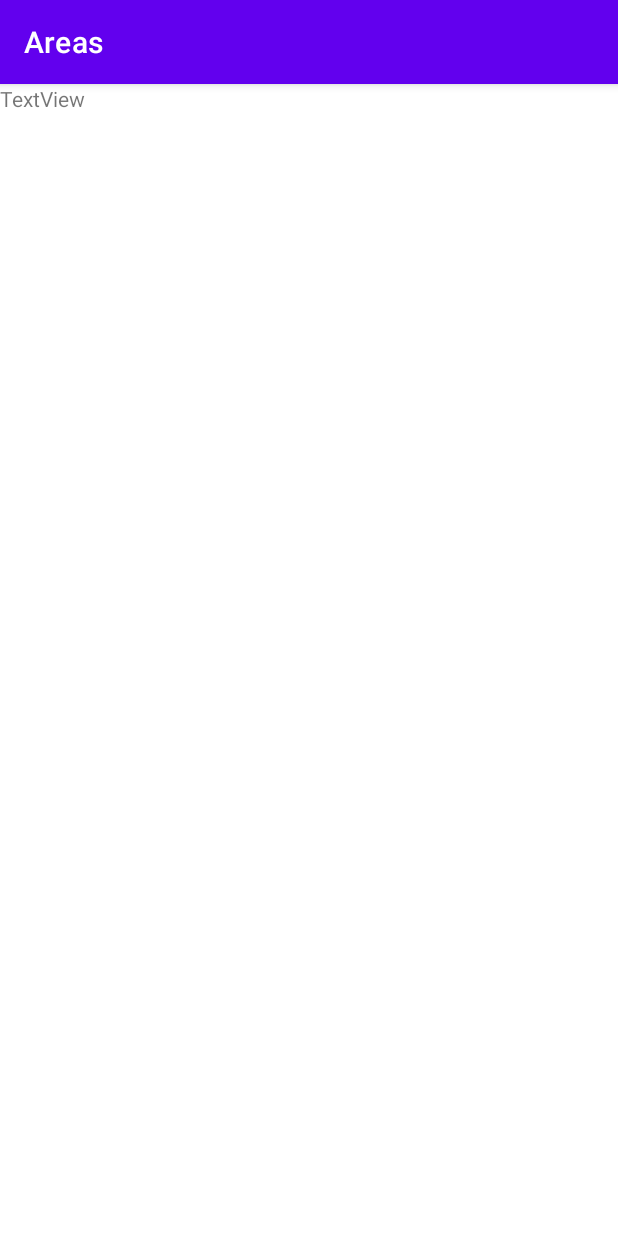
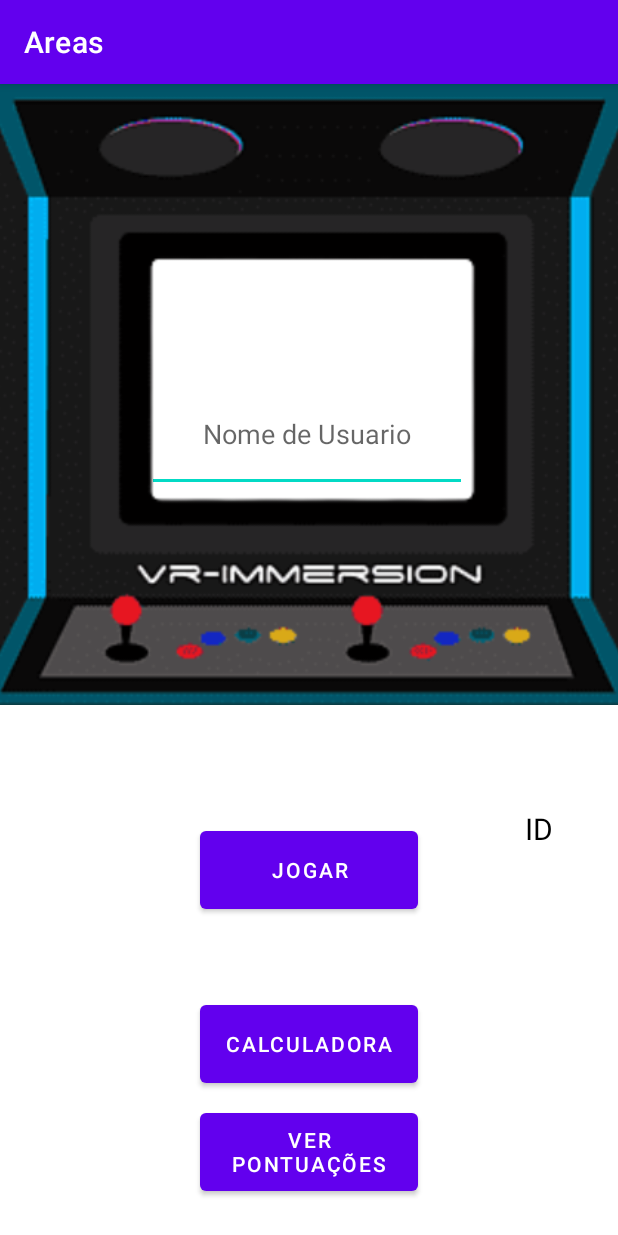
Before and after one commit to Guinhovhrm/ProjetoPDM, an Android app: the Menu screen opened directly, with no data from a screen before it, on a phone screen of 412 x 824 dp. Run offline under Robolectric (Android 15) with nearby library versions, the phone set to English and light mode, and no system bars; Roboto replaces fonts that are not available here.

Commit message:
HistoricoDB adicionado; Historico atualizado; activity_menu iniciado.

```diff
--- a/app/src/main/java/com/example/areas/Historico.java
+++ b/app/src/main/java/com/example/areas/Historico.java
@@ -10,7 +10,7 @@ public class Historico {
         this.setVal3(val3);
         this.setResultado(resultado);
     }
-    public Historico(int idHist, float pontuação){
+    public Historico(int historicoCod, String historicoTpConta, int historicoVal1, int historicoVal2, int historicoVal3, int idHist, float pontuação){
         this.setIdHist(idHist);
         setPontuacao(pontuacao);
     }
--- a/app/src/main/res/layout/activity_menu.xml
+++ b/app/src/main/res/layout/activity_menu.xml
@@ -6,11 +6,81 @@
     android:layout_height="match_parent"
     tools:context=".Menu">
 
+    <EditText
+        android:id="@+id/edNomeUser"
+        android:layout_width="213dp"
+        android:layout_height="77dp"
+        android:layout_marginStart="129dp"
+        android:layout_marginTop="221dp"
+        android:layout_marginEnd="132dp"
+        android:layout_marginBottom="169dp"
+        android:ems="10"
+        android:hint="Nome de Usuario"
+        android:inputType="textPersonName"
+        android:textAlignment="center"
+        app:layout_constraintBottom_toBottomOf="@+id/imageView6"
+        app:layout_constraintEnd_toEndOf="@+id/imageView6"
+        app:layout_constraintStart_toStartOf="@+id/imageView6"
+        app:layout_constraintTop_toTopOf="@+id/imageView6" />
+
+    <Button
+        android:id="@+id/btnPlay"
+        android:layout_width="145dp"
+        android:layout_height="64dp"
+        android:layout_marginTop="42dp"
+        android:layout_marginBottom="16dp"
+        android:text="Jogar"
+        app:layout_constraintBottom_toTopOf="@+id/btnCalc"
+        app:layout_constraintEnd_toEndOf="parent"
+        app:layout_constraintStart_toStartOf="parent"
+        app:layout_constraintTop_toBottomOf="@+id/imageView6" />
+
+    <Button
+        android:id="@+id/btnCalc"
+        android:layout_width="145dp"
+        android:layout_height="64dp"
+        android:layout_marginBottom="8dp"
+        android:text="Calculadora"
+        app:layout_constraintBottom_toTopOf="@+id/btnPont"
+        app:layout_constraintEnd_toEndOf="parent"
+        app:layout_constraintStart_toStartOf="parent" />
+
+    <Button
+        android:id="@+id/btnPont"
+        android:layout_width="145dp"
+        android:layout_height="64dp"
+        android:layout_marginBottom="24dp"
+        android:text="Ver pontuações"
+        app:layout_constraintBottom_toBottomOf="parent"
+        app:layout_constraintEnd_toEndOf="parent"
+        app:layout_constraintStart_toStartOf="parent" />
+
+    <ImageView
+        android:id="@+id/imageView6"
+        android:layout_width="416dp"
+        android:layout_height="414dp"
+        android:layout_marginStart="40dp"
+        android:layout_marginEnd="40dp"
+        android:scaleType="centerCrop"
+        app:layout_constraintEnd_toEndOf="parent"
+        app:layout_constraintStart_toStartOf="parent"
+        app:layout_constraintTop_toTopOf="parent"
+        app:srcCompat="@drawable/arcadeimg_removebg_preview" />
+
     <TextView
-        android:id="@+id/textView14"
-        android:layout_width="193dp"
-        android:layout_height="119dp"
-        android:text="TextView"
-        tools:layout_editor_absoluteX="109dp"
-        tools:layout_editor_absoluteY="71dp" />
+        android:id="@+id/tvID"
+        android:layout_width="73dp"
+        android:layout_height="34dp"
+        android:layout_marginTop="24dp"
+        android:layout_marginBottom="207dp"
+        android:text="ID"
+        android:textAlignment="center"
+        android:textColor="#000000"
+        android:textSize="20sp"
+        app:layout_constraintBottom_toBottomOf="parent"
+        app:layout_constraintEnd_toEndOf="parent"
+        app:layout_constraintHorizontal_bias="0.952"
+        app:layout_constraintStart_toStartOf="parent"
+        app:layout_constraintTop_toBottomOf="@+id/imageView6" />
+
 </androidx.constraintlayout.widget.ConstraintLayout>
```
Also changed, not shown: app/src/main/java/com/example/areas/HistoricoBD.java (added, +139 -0 lines), app/src/main/res/drawable/arcadeimg_removebg_preview.png (added).
